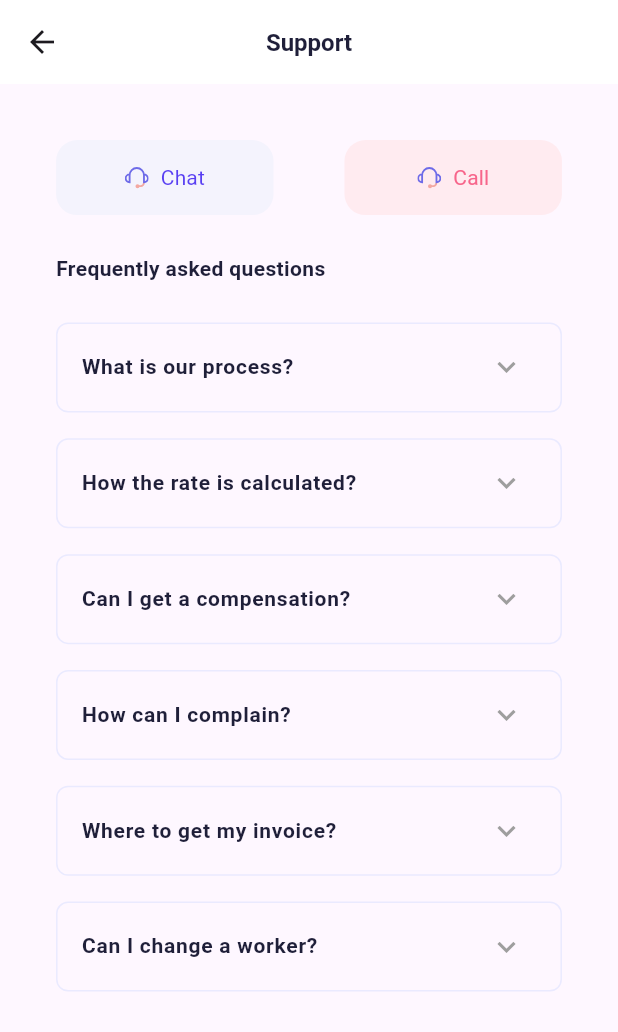
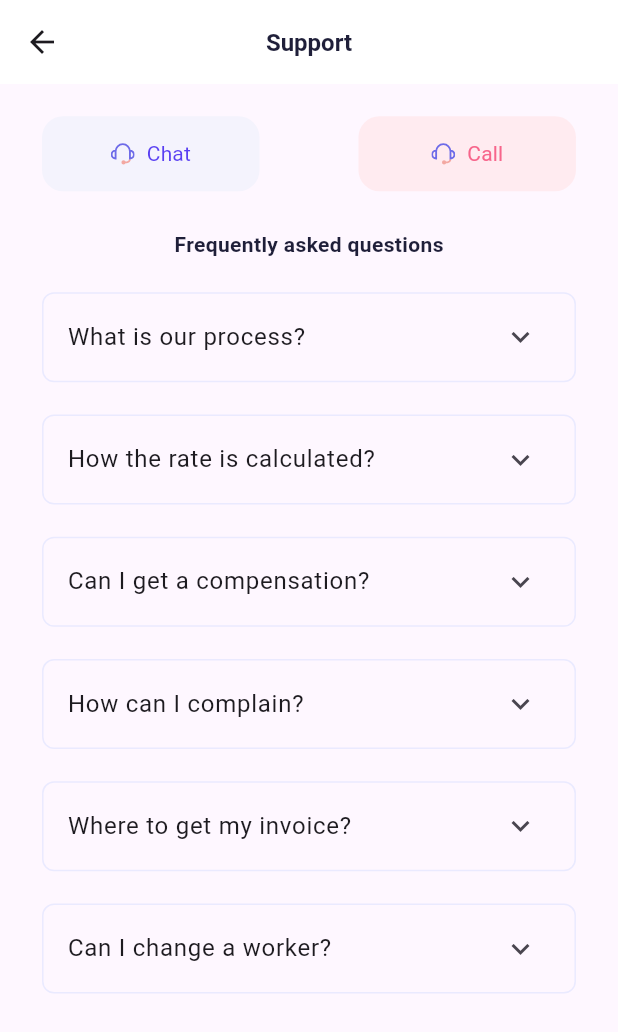
Before and after one commit to iAdam143/service_app, a Flutter app: the SupportScreen screen opened directly, on a phone screen of 412 x 824 dp. Shown: the top 1032 px of the screen. Run offline on Flutter 3.47's test engine with Material 2 defaults, Android fonts, the phone set to English and light mode, and no system bars; our stand-ins replace flutter_screenutil, flutter_svg, image_picker; missing offline and left inert: language_picker; generated files the repository leaves out were written again; Roboto replaces fonts that are missing (SFPro).

Commit message:
added support screen

```diff
--- /dev/null
+++ b/l10n.yaml
@@ -0,0 +1,3 @@
+arb-dir: lib/l10n
+template-arb-file: app_en.arb
+output-localization-file: app_localizations.dart
--- /dev/null
+++ b/lib/l10n/app_en.arb
@@ -0,0 +1,6 @@
+{
+  "helloWorld": "Hello World!",
+  "@helloWorld": {
+    "description": "The conventional newborn programmer greeting"
+  }
+}
--- /dev/null
+++ b/lib/l10n/app_es.arb
@@ -0,0 +1,3 @@
+{
+    "helloWorld": "¡Hola Mundo!"
+}
--- a/lib/view/ServiceDetail/service_detail_screen_4.dart
+++ b/lib/view/ServiceDetail/service_detail_screen_4.dart
@@ -3,6 +3,7 @@ import 'package:flutter_screenutil/flutter_screenutil.dart';
 import 'package:service_app/utils/colors.dart';
 import 'package:service_app/utils/custom%20widgets/custom_buttons.dart';
 import 'package:service_app/utils/textstyles.dart';
+import 'package:service_app/view/tracking_screen.dart';
 import 'package:service_app/viewmodel/service_detail_viewmodel.dart';
 
 class ServiceDetailScreen4 extends StatefulWidget {
@@ -76,7 +77,7 @@ class _ServiceDetailScreen4State extends State<ServiceDetailScreen4> {
         mainAxisAlignment: MainAxisAlignment.center,
         children: [
           CustomButton1(
-            onPressed: () => viewModel.onHomePressed(context),
+            onPressed: () =>viewModel.onHomePressed(context),
             text: 'Track',
             textColor: myPrimaryColor,
             buttonColor: myLPurplelColor,
--- a/lib/view/support_screen.dart
+++ b/lib/view/support_screen.dart
@@ -1,19 +1,8 @@
-import 'package:flutter/cupertino.dart';
 import 'package:flutter/material.dart';
 import 'package:flutter_screenutil/flutter_screenutil.dart';
 import 'package:service_app/utils/colors.dart';
 import 'package:service_app/utils/custom%20widgets/custom_buttons.dart';
 import 'package:service_app/utils/textstyles.dart';
-
-class SupportScreen extends StatefulWidget {
-  const SupportScreen({Key? key}) : super(key: key);
-
-  @override
-  _SupportScreenState createState() => _SupportScreenState();
-}
-
-class _SupportScreenState extends State<SupportScreen> {
-  Set<String> expandedQuestions = {};
 
 List<Map<String, String>> faqs = [
   {
@@ -43,15 +32,16 @@ class _SupportScreenState extends State<SupportScreen> {
   },
 ];
 
+class SupportScreen extends StatelessWidget {
+  const SupportScreen({Key? key}) : super(key: key);
+
   @override
   Widget build(BuildContext context) {
     return Scaffold(
-      appBar: buildAppBar(),
-      body: SingleChildScrollView(
-        child: Padding(
-          padding: EdgeInsets.all(16.w),
+      appBar: buildAppBar(context),
+      body: Padding(
+        padding: EdgeInsets.only(left: 12.w, right: 12.w, top: 10.h),
         child: Column(
-            crossAxisAlignment: CrossAxisAlignment.start,
           children: [
             Row(
               children: [
@@ -81,16 +71,41 @@ class _SupportScreenState extends State<SupportScreen> {
               'Frequently asked questions',
               style: heading_6,
             ),
-              SizedBox(height: 12.h),
-              buildList(),
+            Expanded(
+              child: ListView.builder(
+                itemCount: faqs.length,
+                itemBuilder: (BuildContext context, int index) {
+                  return Padding(
+                    padding: EdgeInsets.only(top: 10.h),
+                    child: Container(
+                      decoration: BoxDecoration(
+                        border: Border.all(color: mygreyColor),
+                        borderRadius: BorderRadius.circular(8.0),
+                      ),
+                      child: ExpansionTile(
+                        title: Text(faqs[index]['question'] ?? ''),
+                        children: [
+                          Container(
+                            padding: EdgeInsets.symmetric(
+                                horizontal: 12.w, vertical: 8.h),
+                            child: Text(
+                              faqs[index]['answer'] ?? '',
+                            ),
+                          ),
                         ],
                       ),
+                    ),
+                  );
+                },
+              ),
+            ),
+          ],
         ),
       ),
     );
   }
 
-  AppBar buildAppBar() {
+  AppBar buildAppBar(BuildContext context) {
     return AppBar(
       backgroundColor: Colors.white,
       elevation: 0,
@@ -107,52 +122,4 @@ class _SupportScreenState extends State<SupportScreen> {
       ),
     );
   }
-
-  Widget buildList() {
-    return ListView.builder(
-      shrinkWrap: true,
-      itemCount: faqs.length,
-      itemBuilder: (BuildContext context, int index) {
-        final faq = faqs[index];
-        final isExpanded = expandedQuestions.contains(faq['question']);
-        return Container(
-          decoration: BoxDecoration(
-            border: Border.all(
-              color: mygreyColor,
-              width: 1.0,
-            ),
-            borderRadius: BorderRadius.circular(8.0),
-          ),
-          margin: EdgeInsets.only(bottom: 8.h),
-          child: ExpansionTile(
-            collapsedIconColor: Colors.grey,
-            iconColor: myPrimaryColor,
-            title: Text(
-              faq['question'] ?? '',
-              style: heading_6,
-            ),
-            onExpansionChanged: (expanded) {
-              setState(() {
-                if (expanded) {
-                  expandedQuestions.add(faq['question']!);
-                } else {
-                  expandedQuestions.remove(faq['question']);
 }
-              });
-            },
-            initiallyExpanded: isExpanded,
-            children: [
-              Padding(
-                padding: const EdgeInsets.symmetric(vertical: 8.0),
-                child: Text(
-                  faq['answer'] ?? '',
-                  style: paragraph_2,
-                ),
-              ),
-            ],
-          ),
-        );
-      },
-    );
-  }
-}
```
Also changed, not shown: lib/main.dart (+14 -2 lines), lib/utils/custom widgets/app_bar_delegate.dart (+7 -1 lines), lib/utils/custom widgets/profile_bar_delegate.dart (+34 -32 lines), lib/view/ServiceDetail/service_detail_screen.dart (+7 -1 lines), lib/view/home_screen.dart (+9 -3 lines), lib/view/settings_screen.dart (added, +158 -0 lines), lib/view/tracking_screen.dart (added, +58 -0 lines), pubspec.yaml (+10 -2 lines), lib/view/user_profile_screen.dart (line endings or trailing spaces), pubspec.lock, 6 other files. Lines whose indentation alone changed are shown as unchanged.
